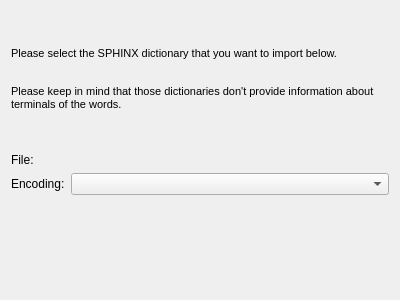
This is simon/src/simonmodelmanagementui/ImportDict/importdictsphinxpage.ui in KDE/simon as Qt 5 draws it before an edit. The edited form follows.
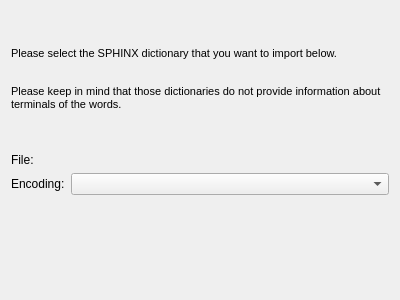
This is the edited form. Custom widgets are drawn as their Qt base class.

What changed in the file:
```diff
--- a/simon/src/simonmodelmanagementui/ImportDict/importdictsphinxpage.ui
+++ b/simon/src/simonmodelmanagementui/ImportDict/importdictsphinxpage.ui
@@ -22,7 +22,7 @@
 p, li { white-space: pre-wrap; }
 &lt;/style&gt;&lt;/head&gt;&lt;body style=&quot; font-family:'DejaVu Sans'; font-size:8pt; font-weight:400; font-style:normal;&quot;&gt;
 &lt;p style=&quot; margin-top:12px; margin-bottom:12px; margin-left:0px; margin-right:0px; -qt-block-indent:0; text-indent:0px; font-family:'Bitstream Vera Sans';&quot;&gt;Please select the SPHINX dictionary that you want to import below.&lt;br /&gt;&lt;/p&gt;
-&lt;p style=&quot; margin-top:0px; margin-bottom:0px; margin-left:0px; margin-right:0px; -qt-block-indent:0; text-indent:0px;&quot;&gt;Please keep in mind that those dictionaries don't provide information about terminals of the words.&lt;/p&gt;&lt;/body&gt;&lt;/html&gt;</string>
+&lt;p style=&quot; margin-top:0px; margin-bottom:0px; margin-left:0px; margin-right:0px; -qt-block-indent:0; text-indent:0px;&quot;&gt;Please keep in mind that those dictionaries do not provide information about terminals of the words.&lt;/p&gt;&lt;/body&gt;&lt;/html&gt;</string>
      </property>
      <property name="wordWrap">
       <bool>true</bool>
```
